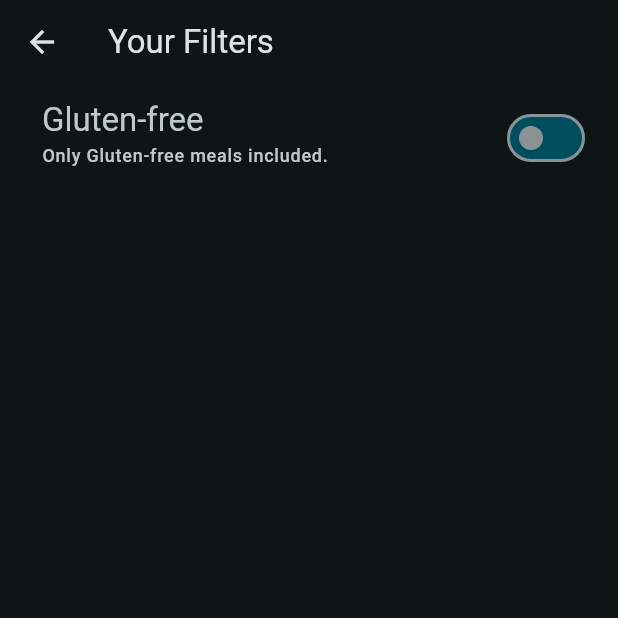
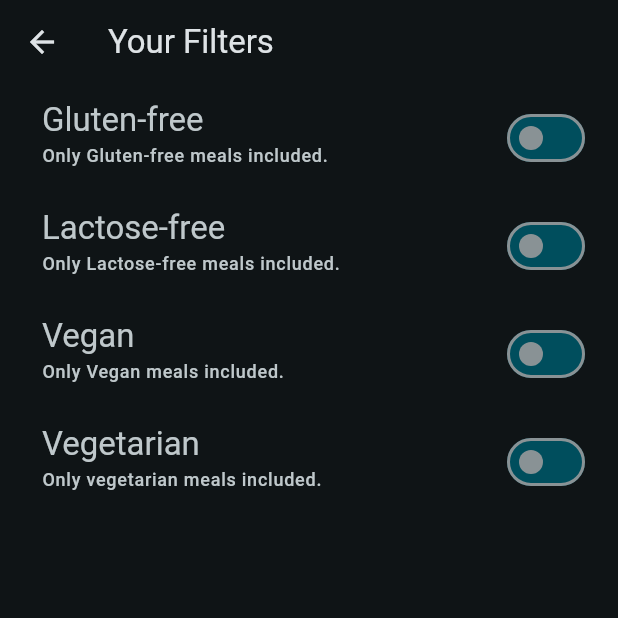
Before and after one commit to AaronPeterOcen/Foodie, a Flutter app: the FiltersScreen screen opened directly, on a phone screen of 412 x 824 dp, the top half of it. Run offline on Flutter 3.47's test engine with Material 3 defaults, Android fonts, the phone set to English and light mode, and no system bars; our stand-ins replace google_fonts, transparent_image; Roboto replaces fonts that are missing (Ubuntu).

Commit message:
adding more meal filter options

```diff
--- a/lib/screens/filters.dart
+++ b/lib/screens/filters.dart
@@ -9,6 +9,9 @@
 
 class _FiltersScreenState extends State<FiltersScreen> {
   var _isGlutenFree = false;
+  var _isLactoseFree = false;
+  var _isVegetarian = false;
+  var _isVegan = false;
 
   @override
   Widget build(BuildContext context) {
@@ -51,6 +54,78 @@
             activeColor: Theme.of(context).colorScheme.primaryContainer,
             inactiveTrackColor: Theme.of(context).colorScheme.primaryContainer,
             contentPadding: const EdgeInsets.only(left: 28, right: 18),
+          ),
+          SwitchListTile(
+            // hoverColor: Colors.blue,
+            value: _isLactoseFree,
+            onChanged: (isChanged) {
+              setState(() {
+                _isLactoseFree = isChanged;
+              });
+            },
+            title: Text(
+              'Lactose-free',
+              style: Theme.of(context).textTheme.titleLarge!.copyWith(
+                    color: Theme.of(context).colorScheme.onSurfaceVariant,
+                  ),
+            ),
+            subtitle: Text(
+              'Only Lactose-free meals included.',
+              style: Theme.of(context).textTheme.labelMedium!.copyWith(
+                    color: Theme.of(context).colorScheme.onSurfaceVariant,
+                  ),
+            ),
+            activeColor: Theme.of(context).colorScheme.primaryContainer,
+            inactiveTrackColor: Theme.of(context).colorScheme.primaryContainer,
+            contentPadding: const EdgeInsets.only(left: 28, right: 18),
+          ),
+          SwitchListTile(
+            // hoverColor: Colors.blue,
+            value: _isVegan,
+            onChanged: (isChanged) {
+              setState(() {
+                _isVegan = isChanged;
+              });
+            },
+            title: Text(
+              'Vegan',
+              style: Theme.of(context).textTheme.titleLarge!.copyWith(
+                    color: Theme.of(context).colorScheme.onSurfaceVariant,
+                  ),
+            ),
+            subtitle: Text(
+              'Only Vegan meals included.',
+              style: Theme.of(context).textTheme.labelMedium!.copyWith(
+                    color: Theme.of(context).colorScheme.onSurfaceVariant,
+                  ),
+            ),
+            activeColor: Theme.of(context).colorScheme.primaryContainer,
+            inactiveTrackColor: Theme.of(context).colorScheme.primaryContainer,
+            contentPadding: const EdgeInsets.only(left: 28, right: 18),
+          ),
+          SwitchListTile(
+            // hoverColor: Colors.blue,
+            value: _isVegetarian,
+            onChanged: (isChanged) {
+              setState(() {
+                _isVegetarian = isChanged;
+              });
+            },
+            title: Text(
+              'Vegetarian',
+              style: Theme.of(context).textTheme.titleLarge!.copyWith(
+                    color: Theme.of(context).colorScheme.onSurfaceVariant,
+                  ),
+            ),
+            subtitle: Text(
+              'Only vegetarian meals included.',
+              style: Theme.of(context).textTheme.labelMedium!.copyWith(
+                    color: Theme.of(context).colorScheme.onSurfaceVariant,
+                  ),
+            ),
+            activeColor: Theme.of(context).colorScheme.primaryContainer,
+            inactiveTrackColor: Theme.of(context).colorScheme.primaryContainer,
+            contentPadding: const EdgeInsets.only(left: 28, right: 18),
           )
         ],
       ),
```
